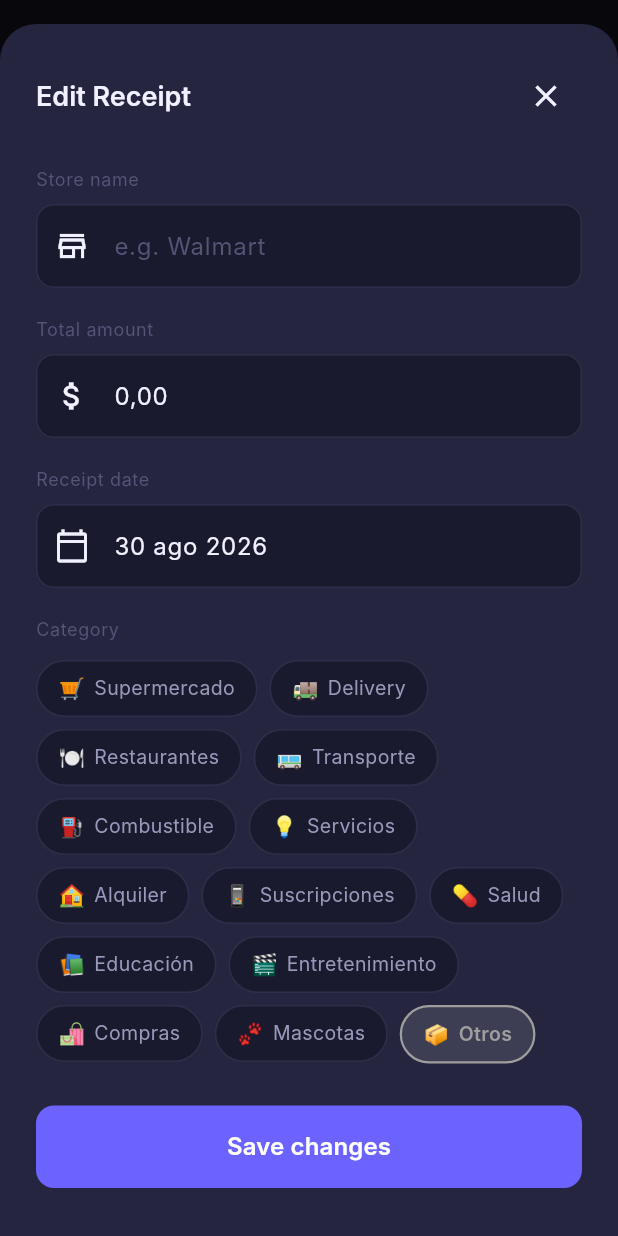
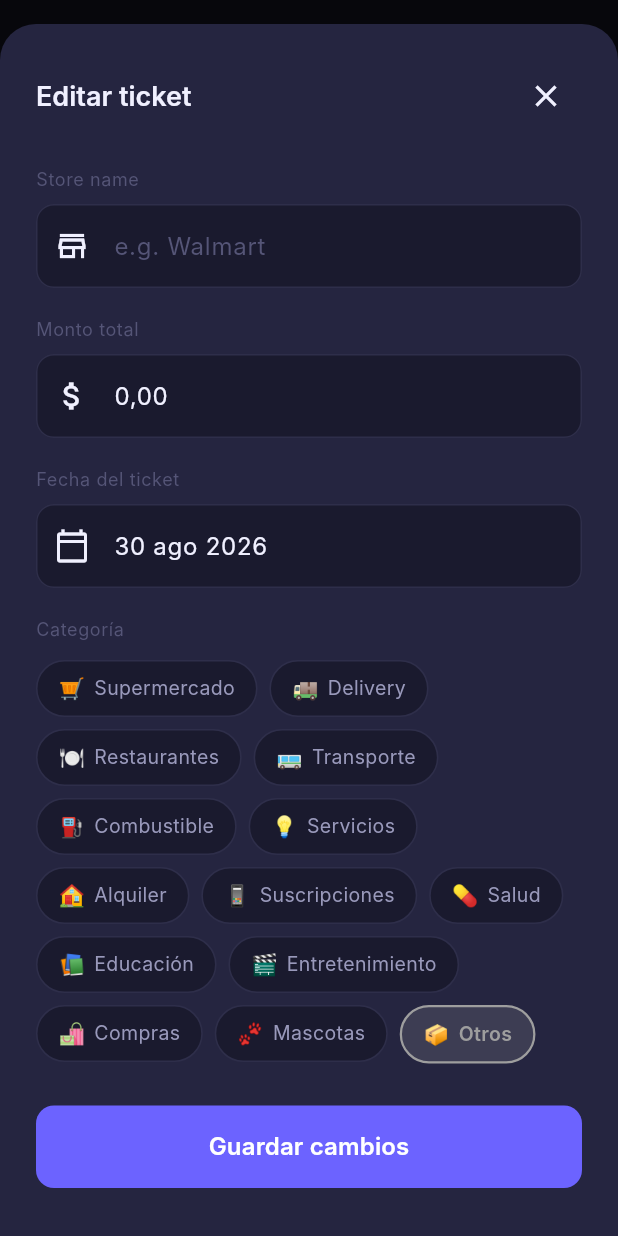
Before and after one commit to M-Borba/receipt-ai-finance-assistant, a Flutter app: the ReceiptDetailScreen screen opened directly with empty values, after a tap on the "edit" icon, on a phone screen of 412 x 824 dp. Run offline on Flutter 3.47's test engine with Material 3 defaults, Android fonts, the phone set to English and light mode, and no system bars; our stand-ins replace cached_network_image, cloud_firestore, cross_file, dartz, dio, equatable and 14 more; missing offline and left inert: dart:js_interop, google_mlkit_text_recognition, graphify; accounts and stored records are empty; generated files the repository leaves out were written again; Roboto replaces fonts that are missing (Inter).

Commit message:
UI al español, y un gasto que se perdia en silencio
26 textos en ingles pasados al español: login, registro, detalle y lista de
tickets, gastos y dashboard. La app apunta a Uruguay y tenia media interfaz en
ingles.

Y un bug de severidad alta que encontro la auditoria y verifique a mano:
ExpenseActions.addManual y .delete tenian un `if (!ref.mounted) return null`
ANTES de mirar el resultado. En el contrato de esos metodos null significa
EXITO, asi que si la persona cargaba un gasto y navegaba afuera mientras la
escritura seguia en vuelo, un fallo se reportaba como guardado: el gasto se
perdia y la pantalla decia que estaba todo bien.

Ahora el valor devuelto sale SIEMPRE del resultado; lo unico que depende de
`mounted` es tocar `state`, que es lo que revienta si el provider ya murio.
Con test de regresion que descarta el contenedor con la escritura en vuelo, que
es exactamente el caso que fallaba.

Los agentes de auditoria escriben archivos de sondeo en test/ para verificar un
hallazgo y los borran al terminar, pero si mueren a la mitad quedan tirados y
rompen analyze y test. Van a .gitignore.

213 tests.

Co-Authored-By: Claude Opus 5 <noreply@anthropic.com>

```diff
--- a/lib/features/auth/presentation/screens/login_screen.dart
+++ b/lib/features/auth/presentation/screens/login_screen.dart
@@ -124,7 +124,7 @@ class _LoginScreenState extends ConsumerState<LoginScreen> {
           ),
           const SizedBox(height: 24),
           AppButton(
-            label: 'Sign In',
+            label: 'Entrar',
             isLoading: authState.isLoading,
             width: double.infinity,
             onPressed: () {
@@ -161,7 +161,7 @@ class _LoginScreenState extends ConsumerState<LoginScreen> {
         Text("Don't have an account?", style: Theme.of(context).textTheme.bodyMedium),
         TextButton(
           onPressed: () => context.go('/auth/register'),
-          child: const Text('Create one'),
+          child: const Text('Creá una'),
         ),
       ],
     );
--- a/lib/features/dashboard/presentation/screens/dashboard_screen.dart
+++ b/lib/features/dashboard/presentation/screens/dashboard_screen.dart
@@ -240,7 +240,7 @@ class _SpendingCard extends StatelessWidget {
             ),
           ),
           const SizedBox(height: 4),
-          const Text('Total spending this month',
+          const Text('Gastado este mes',
               style: TextStyle(color: Colors.white70, fontSize: 13)),
         ],
       ),
--- a/lib/features/expenses/presentation/screens/expenses_screen.dart
+++ b/lib/features/expenses/presentation/screens/expenses_screen.dart
@@ -83,7 +83,7 @@ class ExpensesScreen extends ConsumerWidget {
                     color: AppColors.primary,
                   ),
             ),
-            Text('Total spending', style: Theme.of(context).textTheme.bodySmall),
+            Text('Gastado', style: Theme.of(context).textTheme.bodySmall),
           ],
         ),
       ),
@@ -109,7 +109,7 @@ class ExpensesScreen extends ConsumerWidget {
         padding: const EdgeInsets.all(20),
         child: Column(
           children: [
-            Text('Breakdown', style: Theme.of(context).textTheme.titleMedium),
+            Text('Por categoría', style: Theme.of(context).textTheme.titleMedium),
             const SizedBox(height: 20),
             SizedBox(
               height: 200,
@@ -155,7 +155,7 @@ class ExpensesScreen extends ConsumerWidget {
         child: Column(
           crossAxisAlignment: CrossAxisAlignment.start,
           children: [
-            Text('Por categoría', style: Theme.of(context).textTheme.titleMedium),
+            Text('Detalle', style: Theme.of(context).textTheme.titleMedium),
             const SizedBox(height: 16),
             ...sorted.map((e) => _CategoryRow(
                   category: e.key,
--- a/lib/features/receipts/presentation/screens/receipt_detail_screen.dart
+++ b/lib/features/receipts/presentation/screens/receipt_detail_screen.dart
@@ -176,10 +176,10 @@ class _ReceiptDetailScreenState extends ConsumerState<ReceiptDetailScreen> {
       ),
       body: receiptAsync.when(
         data: (receipt) => receipt == null
-            ? const Center(child: Text('Receipt not found'))
+            ? const Center(child: Text('No se encontró el ticket'))
             : _buildContent(context, receipt),
         loading: () => const LoadingIndicator(),
-        error: (e, _) => Center(child: Text('Error: $e')),
+        error: (e, _) => Center(child: Text('No se pudo cargar: $e')),
       ),
     );
   }
@@ -334,7 +334,7 @@ class _ReceiptDetailScreenState extends ConsumerState<ReceiptDetailScreen> {
     return Column(
       crossAxisAlignment: CrossAxisAlignment.start,
       children: [
-        Text('Items', style: Theme.of(context).textTheme.titleMedium),
+        Text('Productos', style: Theme.of(context).textTheme.titleMedium),
         const SizedBox(height: 12),
         const Divider(color: AppColors.borderDark),
         ...items.map((item) => _ItemRow(item: item)),
@@ -373,7 +373,7 @@ class _ReceiptDetailScreenState extends ConsumerState<ReceiptDetailScreen> {
         Row(
           mainAxisAlignment: MainAxisAlignment.spaceBetween,
           children: [
-            Text('OCR Confidence', style: Theme.of(context).textTheme.bodySmall),
+            Text('Confianza del OCR', style: Theme.of(context).textTheme.bodySmall),
             Text('$pct%', style: TextStyle(color: color, fontSize: 12, fontWeight: FontWeight.w600)),
           ],
         ),
@@ -405,7 +405,7 @@ class _FullScreenImageViewer extends StatelessWidget {
       appBar: AppBar(
         backgroundColor: Colors.black,
         iconTheme: const IconThemeData(color: Colors.white),
-        title: const Text('Receipt Image', style: TextStyle(color: Colors.white)),
+        title: const Text('Foto del ticket', style: TextStyle(color: Colors.white)),
       ),
       body: Center(
         child: InteractiveViewer(
@@ -496,7 +496,7 @@ class _EditReceiptSheetState extends State<_EditReceiptSheet> {
     final total = Money.parse(_totalCtrl.text);
     if (total == null) {
       ScaffoldMessenger.of(context).showSnackBar(
-        const SnackBar(content: Text('Invalid total amount')),
+        const SnackBar(content: Text('El monto no es válido')),
       );
       return;
     }
@@ -524,7 +524,7 @@ class _EditReceiptSheetState extends State<_EditReceiptSheet> {
             Row(
               mainAxisAlignment: MainAxisAlignment.spaceBetween,
               children: [
-                Text('Edit Receipt', style: Theme.of(context).textTheme.titleLarge),
+                Text('Editar ticket', style: Theme.of(context).textTheme.titleLarge),
                 IconButton(
                   icon: const Icon(Icons.close),
                   onPressed: () => Navigator.pop(context),
@@ -546,7 +546,7 @@ class _EditReceiptSheetState extends State<_EditReceiptSheet> {
             const SizedBox(height: 20),
 
             // Total amount
-            Text('Total amount', style: Theme.of(context).textTheme.bodySmall),
+            Text('Monto total', style: Theme.of(context).textTheme.bodySmall),
             const SizedBox(height: 8),
             TextField(
               controller: _totalCtrl,
@@ -559,7 +559,7 @@ class _EditReceiptSheetState extends State<_EditReceiptSheet> {
             const SizedBox(height: 20),
 
             // Date
-            Text('Receipt date', style: Theme.of(context).textTheme.bodySmall),
+            Text('Fecha del ticket', style: Theme.of(context).textTheme.bodySmall),
             const SizedBox(height: 8),
             InkWell(
               onTap: _pickDate,
@@ -574,7 +574,7 @@ class _EditReceiptSheetState extends State<_EditReceiptSheet> {
             const SizedBox(height: 20),
 
             // Category
-            Text('Category', style: Theme.of(context).textTheme.bodySmall),
+            Text('Categoría', style: Theme.of(context).textTheme.bodySmall),
             const SizedBox(height: 12),
             Wrap(
               spacing: 8,
@@ -631,7 +631,7 @@ class _EditReceiptSheetState extends State<_EditReceiptSheet> {
                         height: 20,
                         child: CircularProgressIndicator(strokeWidth: 2, color: Colors.white),
                       )
-                    : const Text('Save changes', style: TextStyle(fontWeight: FontWeight.w600, fontSize: 16)),
+                    : const Text('Guardar cambios', style: TextStyle(fontWeight: FontWeight.w600, fontSize: 16)),
               ),
             ),
           ],
--- a/lib/features/receipts/presentation/screens/receipt_list_screen.dart
+++ b/lib/features/receipts/presentation/screens/receipt_list_screen.dart
@@ -19,7 +19,7 @@ class ReceiptListScreen extends ConsumerWidget {
 
     return Scaffold(
       appBar: AppBar(
-        title: const Text('Receipts'),
+        title: const Text('Tickets'),
         actions: [
           IconButton(
             icon: const Icon(Icons.camera_alt_outlined),
@@ -41,7 +41,7 @@ class ReceiptListScreen extends ConsumerWidget {
         onPressed: () => context.go('/scan'),
         backgroundColor: AppColors.primary,
         icon: const Icon(Icons.add, color: Colors.white),
-        label: const Text('Add Receipt', style: TextStyle(color: Colors.white)),
+        label: const Text('Agregar ticket', style: TextStyle(color: Colors.white)),
       ),
     );
   }
--- a/lib/shared/widgets/app_button.dart
+++ b/lib/shared/widgets/app_button.dart
@@ -92,7 +92,7 @@ class GoogleSignInButton extends StatelessWidget {
                     errorBuilder: (_, __, ___) => const Icon(Icons.g_mobiledata, size: 22),
                   ),
                   const SizedBox(width: 12),
-                  const Text('Continue with Google'),
+                  const Text('Continuar con Google'),
                 ],
               ),
       ),
```
Also changed, not shown: lib/features/auth/presentation/screens/register_screen.dart (+4 -4 lines), lib/features/expenses/presentation/providers/expense_provider.dart (+30 -22 lines), 4 other files.
